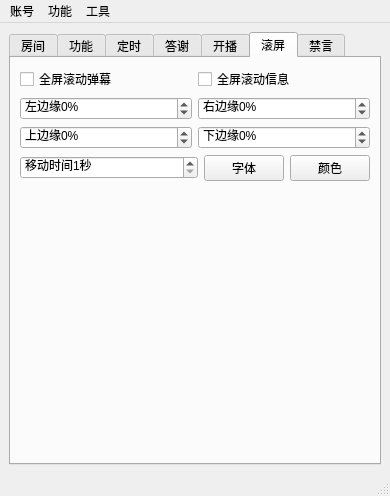
This is mainwindow.ui in iwxyi/Bilibili-MagicalDanmaku as Qt 5 draws it before an edit. The edited form follows.
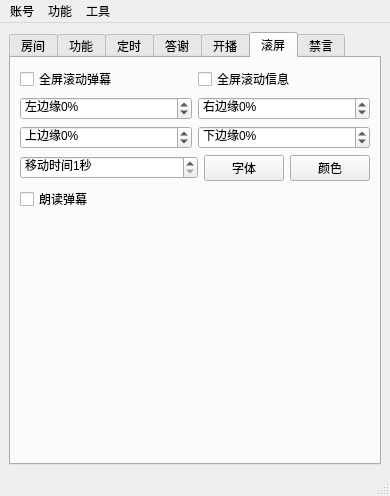
This is the edited form. Icons and pictures are not drawn.

Commit message: 添加弹幕语音播报

Diff of the .ui file:
```diff
--- a/mainwindow.ui
+++ b/mainwindow.ui
@@ -1216,6 +1216,20 @@
           </item>
          </layout>
         </item>
+        <item>
+         <layout class="QHBoxLayout" name="horizontalLayout_32">
+          <property name="topMargin">
+           <number>0</number>
+          </property>
+          <item>
+           <widget class="QCheckBox" name="autoSpeekDanmakuCheck">
+            <property name="text">
+             <string>朗读弹幕</string>
+            </property>
+           </widget>
+          </item>
+         </layout>
+        </item>
         <item>
          <spacer name="verticalSpacer_5">
           <property name="orientation">
@@ -1224,7 +1238,7 @@
           <property name="sizeHint" stdset="0">
            <size>
             <width>20</width>
-            <height>245</height>
+            <height>217</height>
            </size>
           </property>
          </spacer>
```
The commit also changes 2 other files.
